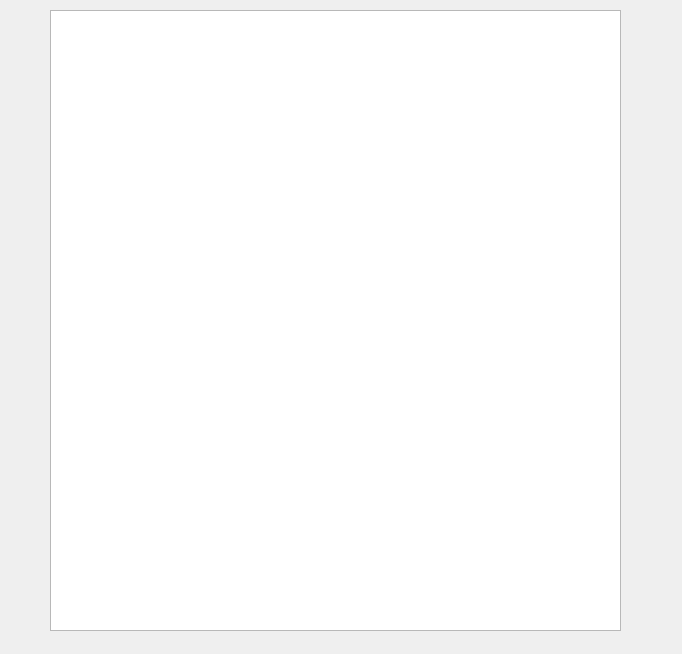
This is Lab_05/widget.ui in jjsv20/info-ii as Qt 5 draws it before an edit. The edited form follows.
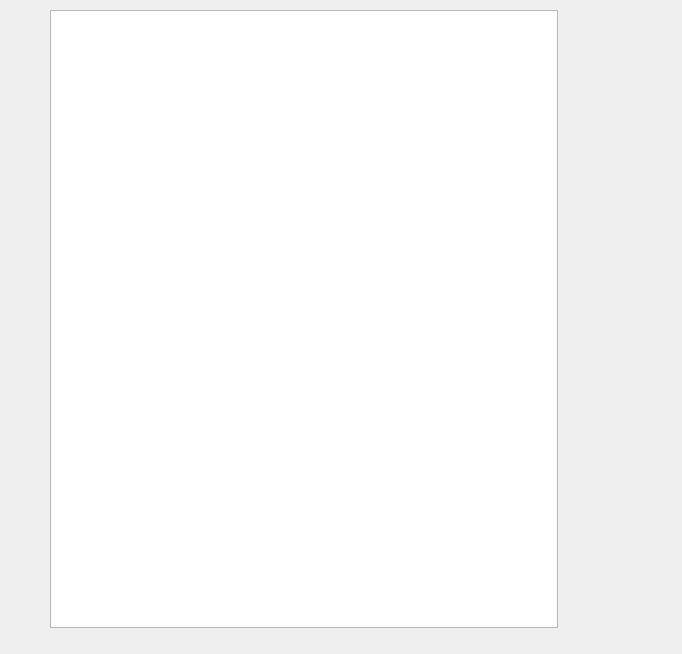
This is the edited form.

Commit message: Implementado teletrasnportacion de pac man

```diff
--- a/Lab_05/widget.ui
+++ b/Lab_05/widget.ui
@@ -30,8 +30,8 @@
     <rect>
      <x>50</x>
      <y>10</y>
-     <width>571</width>
-     <height>621</height>
+     <width>508</width>
+     <height>618</height>
     </rect>
    </property>
    <property name="autoFillBackground">
```
The commit also changes 2 other files.
